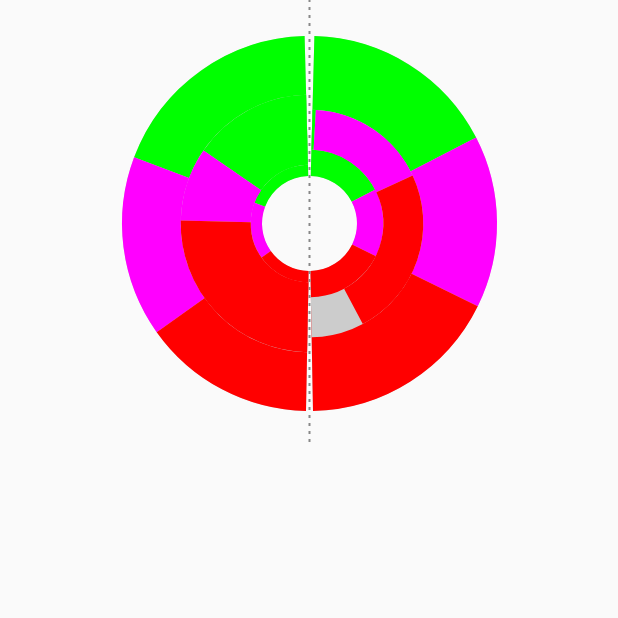
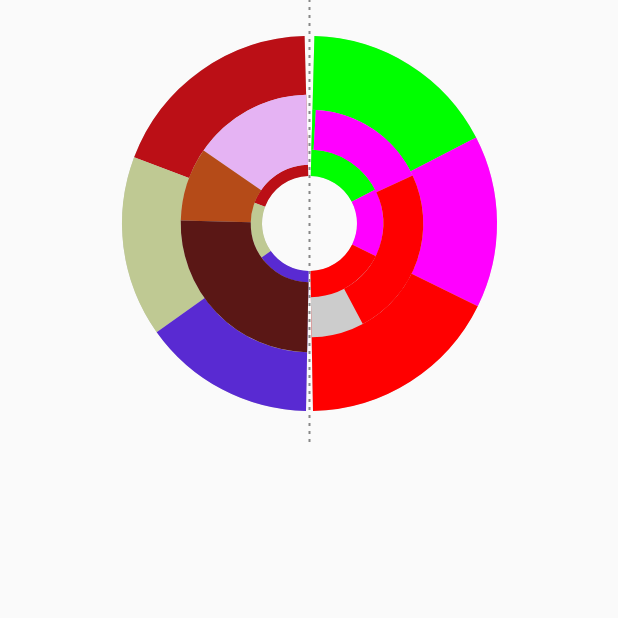
Before and after one commit to CodePlayStudios/Graphsy, an Android app built with Jetpack Compose: the screen it shows after launch (MainActivity), on a phone screen of 412 x 824 dp, the top half of it. Run offline under Robolectric (Android 15) with nearby library versions, the phone set to English and light mode, and no system bars.

Commit message:
Package improvements

```diff
--- a/app/src/main/java/com/graphsy/app/MainActivity.kt
+++ b/app/src/main/java/com/graphsy/app/MainActivity.kt
@@ -68,40 +68,50 @@ class MainActivity : ComponentActivity() {
             }
         }
         Handler().postDelayed({
-
-            data1.value = data1.value.map { it.copy(sections = listOf(
+            data1.value = data1.value.map {
+                it.copy(
+                    sections = listOf(
                         DonutSlice.SectionSlice(
-                    value =  Random.nextFloat(),
+                            value = Random.nextFloat(),
                             color = Color.Green
                         ),
                         DonutSlice.SectionSlice(
-                    value =  Random.nextFloat(),
+                            value = Random.nextFloat(),
                             color = Color.Magenta
                         ),
                         DonutSlice.SectionSlice(
-                    value =  Random.nextFloat(),
+                            value = Random.nextFloat(),
                             color = Color.Red
                         )
-            )) }
-            data2.value = data2.value.map { it.copy(sections = listOf(
+                    )
+                )
+            }
+            data2.value = data2.value.map {
+                it.copy(
+                    sections = listOf(
                         DonutSlice.SectionSlice(
-                    value =  Random.nextFloat(),
-                    color = Color.Green
+                            value = Random.nextFloat(),
+                            color = Color(randomColor)
                         ),
                         DonutSlice.SectionSlice(
-                    value =  Random.nextFloat(),
-                    color = Color.Magenta
+                            value = Random.nextFloat(),
+                            color = Color(randomColor)
                         ),
                         DonutSlice.SectionSlice(
-                    value =  Random.nextFloat(),
-                    color = Color.Red
+                            value = Random.nextFloat(),
+                            color = Color(randomColor)
                         )
-            )) }
-        },600L)
+                    )
+                )
+            }
+        }, 600L)
 
     }
 
     companion object {
+        val randomColor
+            get() = (Math.random() * 16777215).toInt() or (0xFF shl 24)
+
         val default = listOf(
             DonutSlice.SectionSlice(
                 value = 0f,
--- a/graphsy/src/main/java/com/graphsy/compose/common/DonutChartUtils.kt
+++ b/graphsy/src/main/java/com/graphsy/compose/common/DonutChartUtils.kt
@@ -2,8 +2,8 @@ package com.graphsy.compose.common
 
 import com.graphsy.compose.config.DonutChartConfiguration
 import com.graphsy.compose.models.DonutData
-import com.graphsy.compose.models.DonutPathDataEntry
-import com.graphsy.compose.models.SectionsPathData
+import com.graphsy.compose.models.internal.DonutPathDataEntry
+import com.graphsy.compose.models.internal.SectionsPathData
 import kotlin.math.max
 
 internal object DonutChartUtils {
--- a/graphsy/src/main/java/com/graphsy/compose/config/DonutChartConfiguration.kt
+++ b/graphsy/src/main/java/com/graphsy/compose/config/DonutChartConfiguration.kt
@@ -11,6 +11,8 @@ import com.graphsy.compose.models.StartAngle
  * @param gapWidthDegrees Width degree is amount gap required in master donut
  * @param gapAngleDegrees Degree used as a gap start point in donut
  * @param isLabelsEnabled Whether to show the label for each section
+ * @param direction Whether to draw clockwise or anticlockwise
+ * @param drawOverGraph any custom view needed over donut
  */
 data class DonutChartConfiguration(
     val gapWidthDegrees: StartAngle = StartAngle.CustomAngle(angle = 0f),
--- a/graphsy/src/main/java/com/graphsy/compose/donut/DonutChart.kt
+++ b/graphsy/src/main/java/com/graphsy/compose/donut/DonutChart.kt
@@ -12,15 +12,15 @@ import androidx.compose.runtime.State
 import androidx.compose.ui.Modifier
 import androidx.compose.ui.geometry.Offset
 import androidx.compose.ui.geometry.Size
-import androidx.compose.ui.graphics.Color
 import androidx.compose.ui.graphics.StrokeCap
 import androidx.compose.ui.graphics.drawscope.DrawScope
 import androidx.compose.ui.graphics.drawscope.Stroke
 import com.graphsy.compose.common.DonutChartUtils
 import com.graphsy.compose.config.DonutChartConfiguration
 import com.graphsy.compose.models.DonutData
-import com.graphsy.compose.models.DonutPathData
-import com.graphsy.compose.models.DonutPathDataEntry
+import com.graphsy.compose.models.internal.DonutPathData
+import com.graphsy.compose.models.internal.DonutPathDataEntry
+import com.graphsy.compose.state.DonutUiState
 import kotlin.math.min
 
 
@@ -185,14 +185,3 @@ private fun buildDonutUiState(
         colors = animatedProgressColors
     )
 }
-
-private data class DonutUiState(
-    val gapAngle: State<Float>,
-    val masterProgress: State<Float>,
-    val gapWidthDegrees: State<Float>,
-    val strokeWidth: State<Float>,
-    val backgroundLineColor: State<Color>,
-    val startAngles: List<State<Float>>,
-    val sweepAngles: List<State<Float>>,
-    val colors: List<State<Color>>
-)
--- a/graphsy/src/main/java/com/graphsy/compose/models/DonutPathData.kt
+++ b/graphsy/src/main/java/com/graphsy/compose/models/internal/DonutPathData.kt
@@ -1,4 +1,6 @@
-package com.graphsy.compose.models
+package com.graphsy.compose.models.internal
+
+import com.graphsy.compose.models.internal.DonutPathDataEntry
 
 internal data class DonutPathData(
     val masterPathData: DonutPathDataEntry,
--- a/graphsy/src/main/java/com/graphsy/compose/models/DonutPathDataEntry.kt
+++ b/graphsy/src/main/java/com/graphsy/compose/models/internal/DonutPathDataEntry.kt
@@ -1,4 +1,4 @@
-package com.graphsy.compose.models
+package com.graphsy.compose.models.internal
 
 import androidx.compose.ui.graphics.Color
 
--- a/graphsy/src/main/java/com/graphsy/compose/models/SectionsPathData.kt
+++ b/graphsy/src/main/java/com/graphsy/compose/models/internal/SectionsPathData.kt
@@ -1,4 +1,6 @@
-package com.graphsy.compose.models
+package com.graphsy.compose.models.internal
+
+import com.graphsy.compose.models.DonutSlice
 
 internal data class SectionsPathData(
     val startAngle: Float,
--- /dev/null
+++ b/graphsy/src/main/java/com/graphsy/compose/state/DonutUiState.kt
@@ -0,0 +1,15 @@
+package com.graphsy.compose.state
+
+import androidx.compose.runtime.State
+import androidx.compose.ui.graphics.Color
+
+internal data class DonutUiState(
+    val gapAngle: State<Float>,
+    val masterProgress: State<Float>,
+    val gapWidthDegrees: State<Float>,
+    val strokeWidth: State<Float>,
+    val backgroundLineColor: State<Color>,
+    val startAngles: List<State<Float>>,
+    val sweepAngles: List<State<Float>>,
+    val colors: List<State<Color>>
+)
```
Lines whose indentation alone changed are shown as unchanged.
